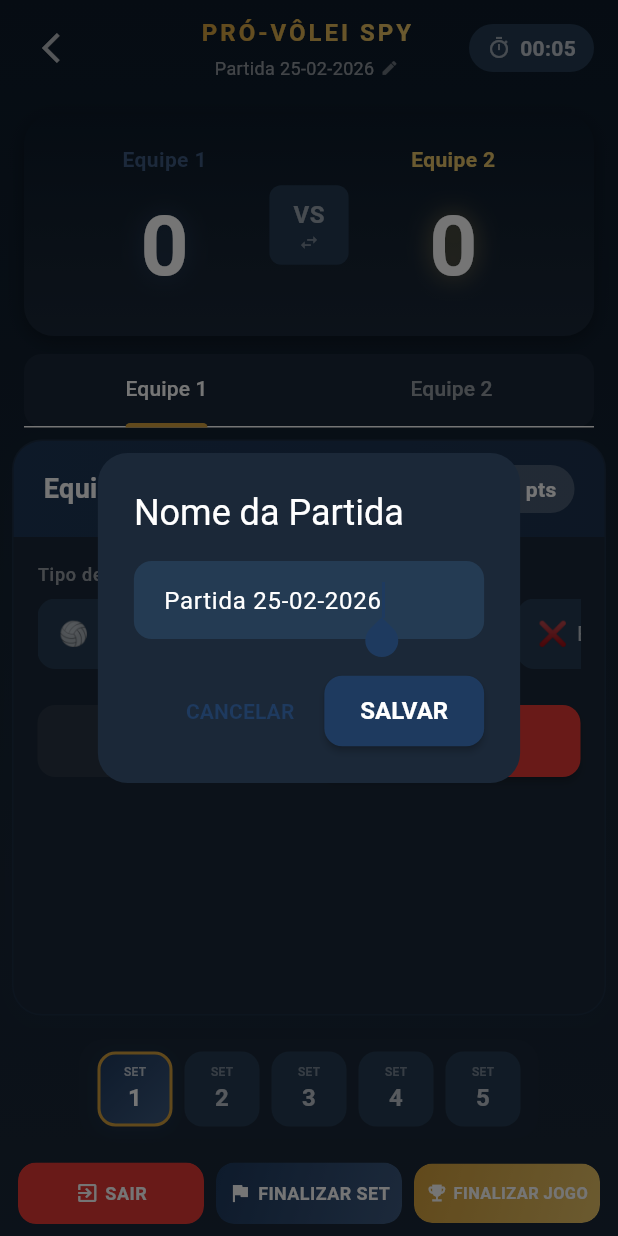
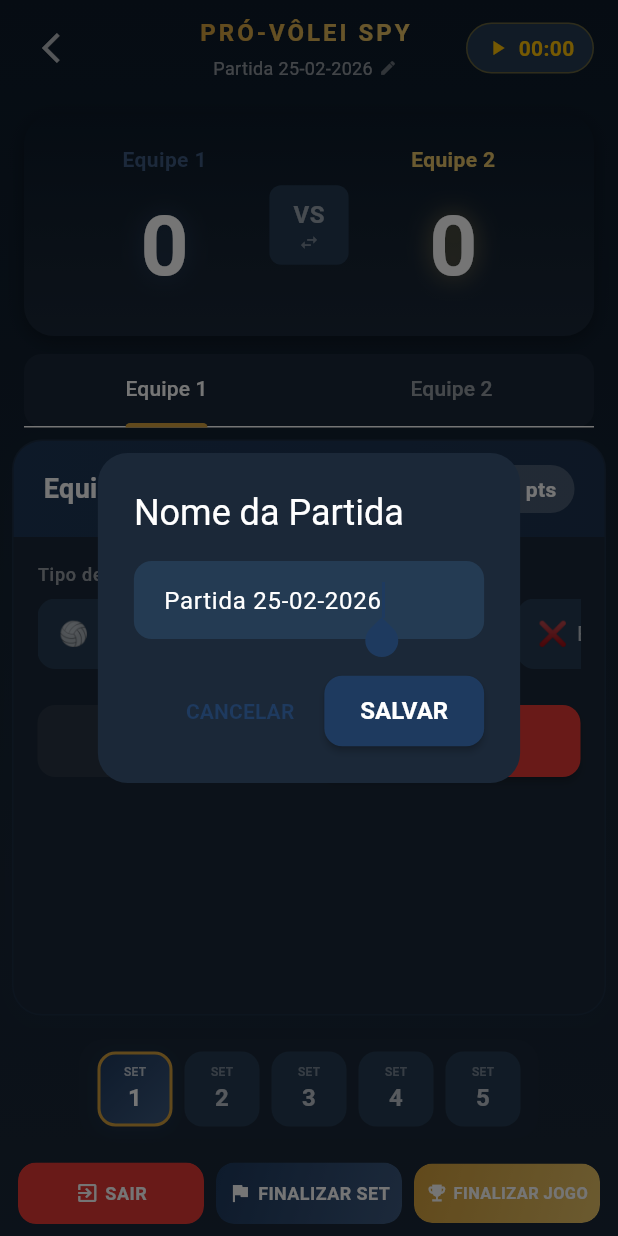
Before and after one commit to joao-zuanazzi/pro-volei-v2, a Flutter app: the MatchScreen screen opened directly, after a tap on "PRÓ-VÔLEI SPY", on a phone screen of 412 x 824 dp. Run offline on Flutter 3.47's test engine with Material 3 defaults, Android fonts, the phone set to English and light mode, and no system bars; our stand-ins replace hive, hive_flutter, open_file, pdf; accounts and stored records are empty; Roboto replaces fonts that are missing (Poppins).

Commit message:
Novo sistema de timer

```diff
--- a/lib/screens/match_screen.dart
+++ b/lib/screens/match_screen.dart
@@ -114,8 +114,9 @@ class MatchScreen extends StatelessWidget {
               ),
             ),
           ),
-          // Timer à direita - Long press gera pontos aleatórios para teste
+          // Timer à direita - Toque para iniciar/pausar, long press gera pontos de teste
           GestureDetector(
+            onTap: () => context.read<GameService>().toggleTimer(),
             onLongPress: () {
               context.read<GameService>().generateRandomPoints(count: 15);
               ScaffoldMessenger.of(context).showSnackBar(
@@ -130,30 +131,40 @@ class MatchScreen extends StatelessWidget {
               builder: (context, _) {
                 final game = context.read<GameService>();
                 final matchTime = game.matchDuration;
+                final isRunning = game.isTimerRunning;
                 final m = matchTime.inMinutes.toString().padLeft(2, '0');
                 final s = (matchTime.inSeconds % 60).toString().padLeft(2, '0');
-                return Container(
+                return AnimatedContainer(
+                  duration: const Duration(milliseconds: 300),
                   padding: const EdgeInsets.symmetric(
                     horizontal: 12,
                     vertical: 6,
                   ),
                   decoration: BoxDecoration(
-                    color: AppTheme.surfaceLight,
+                    color: isRunning
+                        ? Colors.green.withValues(alpha: 0.2)
+                        : AppTheme.surfaceLight,
                     borderRadius: BorderRadius.circular(20),
+                    border: Border.all(
+                      color: isRunning
+                          ? Colors.green.withValues(alpha: 0.5)
+                          : Colors.amber.withValues(alpha: 0.3),
+                      width: 1,
+                    ),
                   ),
                   child: Row(
                     mainAxisSize: MainAxisSize.min,
                     children: [
-                      const Icon(
-                        Icons.timer_outlined,
-                        color: Colors.white54,
+                      Icon(
+                        isRunning ? Icons.pause : Icons.play_arrow,
+                        color: isRunning ? Colors.greenAccent : Colors.amber,
                         size: 16,
                       ),
                       const SizedBox(width: 6),
                       Text(
                         '$m:$s',
-                        style: const TextStyle(
-                          color: Colors.white70,
+                        style: TextStyle(
+                          color: isRunning ? Colors.greenAccent : Colors.amber,
                           fontSize: 14,
                           fontWeight: FontWeight.w600,
                         ),
--- a/lib/services/game_service.dart
+++ b/lib/services/game_service.dart
@@ -27,19 +27,73 @@ class GameService extends ChangeNotifier {
   // Nome da partida (para organização de relatórios)
   String _matchName = '';
 
-  // Cronômetro
-  DateTime _matchStartTime = DateTime.now();
-  DateTime _setStartTime = DateTime.now();
+  // Cronômetro com iniciar/pausar
+  bool _isTimerRunning = false;
+  DateTime? _lastResumeTime;
+  Duration _accumulatedMatchTime = Duration.zero;
+  Duration _accumulatedSetTime = Duration.zero;
 
-  /// Tempo decorrido da partida
-  Duration get matchDuration => DateTime.now().difference(_matchStartTime);
+  /// Se o cronômetro está rodando
+  bool get isTimerRunning => _isTimerRunning;
+
+  /// Tempo decorrido da partida (acumulado + tempo desde último resume)
+  Duration get matchDuration {
+    if (_isTimerRunning && _lastResumeTime != null) {
+      return _accumulatedMatchTime +
+          DateTime.now().difference(_lastResumeTime!);
+    }
+    return _accumulatedMatchTime;
+  }
 
   /// Tempo decorrido do set atual
-  Duration get setDuration => DateTime.now().difference(_setStartTime);
+  Duration get setDuration {
+    if (_isTimerRunning && _lastResumeTime != null) {
+      return _accumulatedSetTime + DateTime.now().difference(_lastResumeTime!);
+    }
+    return _accumulatedSetTime;
+  }
 
-  /// Reseta o cronômetro do set
+  /// Inicia ou retoma o cronômetro
+  void startTimer() {
+    if (!_isTimerRunning) {
+      _isTimerRunning = true;
+      _lastResumeTime = DateTime.now();
+      notifyListeners();
+    }
+  }
+
+  /// Pausa o cronômetro
+  void pauseTimer() {
+    if (_isTimerRunning && _lastResumeTime != null) {
+      final elapsed = DateTime.now().difference(_lastResumeTime!);
+      _accumulatedMatchTime += elapsed;
+      _accumulatedSetTime += elapsed;
+      _isTimerRunning = false;
+      _lastResumeTime = null;
+      notifyListeners();
+    }
+  }
+
+  /// Alterna entre iniciar e pausar
+  void toggleTimer() {
+    if (_isTimerRunning) {
+      pauseTimer();
+    } else {
+      startTimer();
+    }
+  }
+
+  /// Reseta o cronômetro do set (mantém o da partida)
   void resetSetTimer() {
-    _setStartTime = DateTime.now();
+    if (_isTimerRunning && _lastResumeTime != null) {
+      // Salva o tempo acumulado da partida antes de resetar o set
+      final elapsed = DateTime.now().difference(_lastResumeTime!);
+      _accumulatedMatchTime += elapsed;
+      _accumulatedSetTime = Duration.zero;
+      _lastResumeTime = DateTime.now();
+    } else {
+      _accumulatedSetTime = Duration.zero;
+    }
   }
 
   /// Inicializa nome padrão da partida baseado na data
```
